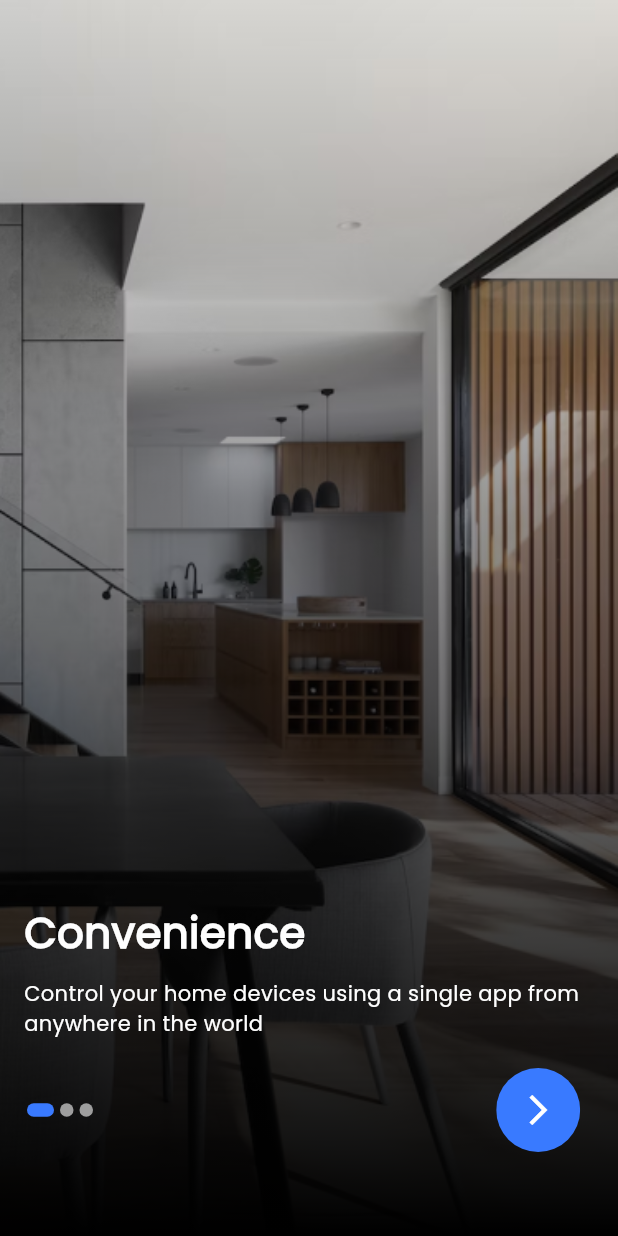
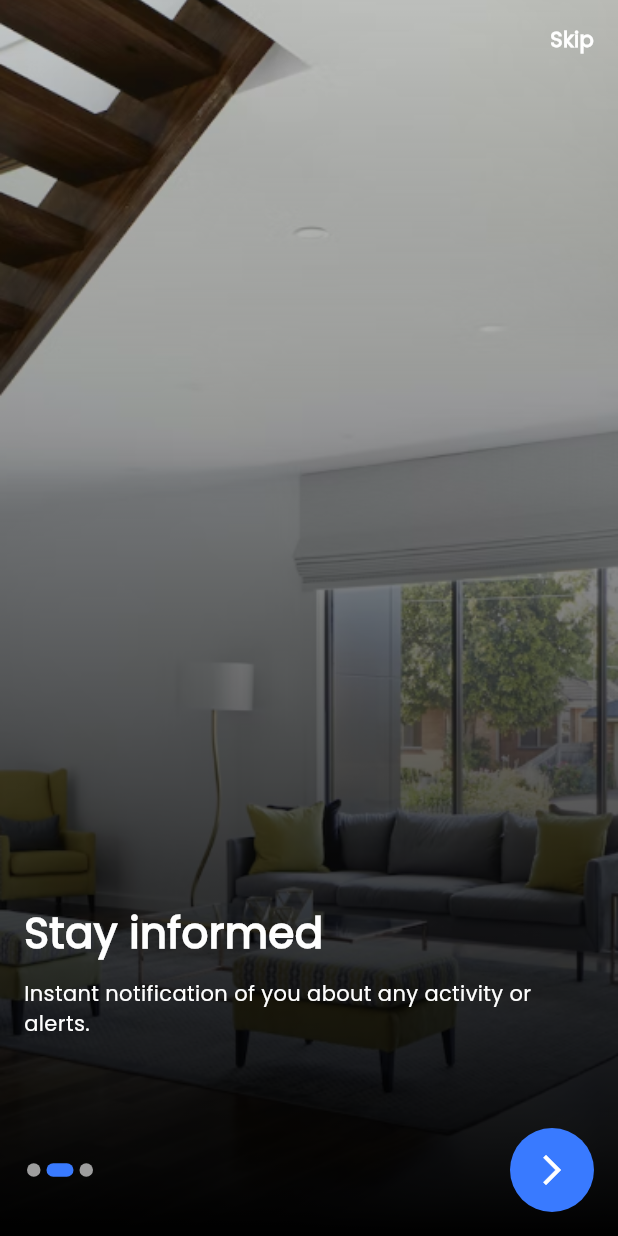
Before and after one commit to graduationproject273/graduatinproject, a Flutter app: the screen it shows after launch, after a tap on the "arrow forward ios" icon, on a phone screen of 412 x 824 dp. Run offline on Flutter 3.47's test engine with Material 3 defaults, Android fonts, the phone set to English and light mode, and no system bars; drawn by our look-alikes of dots_indicator.

Commit message:
End onboarding view

```diff
--- a/lib/constants/images.dart
+++ b/lib/constants/images.dart
@@ -4,13 +4,13 @@ class Assets {
 
   /// Assets for imagesOnboardingimagefirst
   /// assets/images/onboardingimagefirst.jpg
-  static const String imagesOnboardingimagefirst = "assets/images/onboardingimagefirst.jpg";
+  static const String imagesOnboardingimagefirst = "assets/images/onboardingimagethird.jpg";
 
   /// Assets for imagesOnboardingimagesecond
   /// assets/images/onboardingimagesecond.jpg
-  static const String imagesOnboardingimagesecond = "assets/images/onboardingimagesecond.jpg";
+  static const String imagesOnboardingimagesecond = "assets/images/onboardingimagefirst.jpg";
 
   /// Assets for imagesOnboardingimagethird
   /// assets/images/onboardingimagethird.jpg
-  static const String imagesOnboardingimagethird = "assets/images/onboardingimagethird.jpg";
+  static const String imagesOnboardingimagethird = "assets/images/onboardingimagesecond.jpg";
 }
--- a/lib/featrues/onbording/presentation/views/onboarding_view.dart
+++ b/lib/featrues/onbording/presentation/views/onboarding_view.dart
@@ -1,6 +1,5 @@
 import 'package:flutter/material.dart';
-import 'package:gradution/featrues/onbording/presentation/views/widgets/body_onboarding.dart';
-
+import 'package:gradution/featrues/onbording/presentation/views/widgets/onboaeding_view_body.dart';
 
 class OnboardingView extends StatelessWidget {
   const OnboardingView({
@@ -9,40 +8,7 @@ class OnboardingView extends StatelessWidget {
   @override
   Widget build(BuildContext context) {
     return Scaffold(
-
-     /* body: Stack(
-        children: [
-          // خلفية SVG
-          SvgPicture.asset(
-            Assets.imagesOnboardingimagethird,
-            width: double.infinity,
-            height: double.infinity,
-            fit: BoxFit.cover,
-          ),
-
-          // تدرج لوني فوق الخلفية
-          Container(
-            decoration: BoxDecoration(
-              gradient: LinearGradient(
-                colors: [
-                  Colors.transparent, // لون أغمق
-                  Colors.black, // شفاف
-                ],
-                begin: Alignment.topCenter, // يبدأ من الأعلى
-                end: Alignment.bottomCenter, // ينتهي في الأسفل
-              ),
-            ),
-          ),
-
-          // المحتوى فوق الخلفية
-        ],
-      ),*/
-
-
-    //  body: SafeArea(child: OnboaedingViewBody()),
-      body: const bodyOnboarding(),
+      body:  SafeArea(child: OnboaedingViewBody()),
     );
   }
 }
-
-// ignore: camel_case_types
--- a/lib/featrues/onbording/presentation/views/widgets/body_onboarding.dart
+++ b/lib/featrues/onbording/presentation/views/widgets/body_onboarding.dart
@@ -1,27 +1,28 @@
 import 'package:flutter/material.dart';
-import 'package:gradution/constants/images.dart';
-import 'package:gradution/featrues/onbording/presentation/views/widgets/button_and_indicators.dart';
+import 'package:gradution/core/routeing/routes.dart';
+import 'package:gradution/core/styles/textstyles.dart';
 import 'package:gradution/featrues/onbording/presentation/views/widgets/color_onboarding.dart';
 import 'package:gradution/featrues/onbording/presentation/views/widgets/texts_in_onboarding.dart';
 
-// ignore: camel_case_types
-class bodyOnboarding extends StatelessWidget {
-  const bodyOnboarding({
-    super.key,
+
+class BodyOnboarding extends StatelessWidget {
+  final String text1;
+  final String text2;
+  final bool isVisible;
+  final String image;
+  const BodyOnboarding({
+    super.key, required this.text1, required this.text2, required this.isVisible, required this.image,
   });
 
   @override
   Widget build(BuildContext context) {
     return Stack(
       children: [
-
-        Image.asset(Assets.imagesOnboardingimagethird,
+        Image.asset(image,
         width: double.infinity,
         height: double.infinity
         ,
         fit: BoxFit.cover,),
-
-
          Positioned(
           bottom: 0,
            child:const coloronboarding(),
@@ -31,29 +32,38 @@ class bodyOnboarding extends StatelessWidget {
             child: Padding(
               padding: const EdgeInsets.all(16.0),
               child: SizedBox(
-
                 height: MediaQuery.of(context).size.height * 0.25,
                 width: MediaQuery.of(context).size.width*.9,
                 child: Column(
                 children: [
                   TextsInOnboarding(
-                    text1: 'Convenience',
-                    text2:
-                        'Control your home devices using a single app from anywhere in the world',
+                    text1: text1,
+                    text2: text2,
                   ),
-                const  SizedBox(height: 20,),
-                  ButtonAndIndicators()
                 ],
                         ),
               ),
             ),
-          )
-
-
-        // المحتوى فوق الخلفية
+          ),
+            Visibility(
+                visible: isVisible,
+                child: GestureDetector(
+                  onTap: () {
+                    Navigator.pushNamed(context, Routes.login);
+                  },
+                  child: Padding(
+                    padding: const EdgeInsets.only(right: 16, top: 16),
+                    child: Row(
+                      mainAxisAlignment: MainAxisAlignment.end,
+                      children: [
+                        Text(
+                          'Skip', style: Textstyles.text2Inonboarding.copyWith(fontWeight: FontWeight.bold)),
+                      ],
+                    ),
+                  ),
+                ),
+              )
       ],
     );
   }
 }
-
-// ignore: camel_case_types
--- a/lib/featrues/onbording/presentation/views/widgets/button_and_indicators.dart
+++ b/lib/featrues/onbording/presentation/views/widgets/button_and_indicators.dart
@@ -4,16 +4,28 @@ import 'package:flutter/material.dart';
 import 'package:gradution/core/styles/colors.dart';
 
 class ButtonAndIndicators extends StatelessWidget {
-  const ButtonAndIndicators({super.key});
+  const ButtonAndIndicators({
+    super.key,
+    required this.position,
+    required this.animationController,
+    required this.onNextPressed,
+  });
+
+  final int position;
+  final AnimationController animationController;
+  final VoidCallback onNextPressed;
 
   @override
   Widget build(BuildContext context) {
     return Row(
       mainAxisAlignment: MainAxisAlignment.spaceBetween,
       children: [
-        DotsIndicator(
+        AnimatedBuilder(
+          animation: animationController,
+          builder: (context, child) {
+            return DotsIndicator(
               dotsCount: 3,
-          position: 0,
+              position: position,
               decorator: DotsDecorator(
                 activeColor: maincolor,
                 color: Colors.grey,
@@ -24,14 +36,16 @@ class ButtonAndIndicators extends StatelessWidget {
                   borderRadius: BorderRadius.circular(5.0),
                 ),
               ),
+            );
+          },
         ),
         ClipOval(
           child: Material(
             color: maincolor, // لون الزر
             child: InkWell(
-              onTap: () {},
+              onTap: onNextPressed, // استدعاء الوظيفة
               splashColor: Colors.white.withOpacity(0.2), // تأثير النقر
-              child: SizedBox(
+              child: const SizedBox(
                 width: 56, // العرض
                 height: 56, // الارتفاع
                 child: Icon(
--- a/lib/featrues/onbording/presentation/views/widgets/onboaeding_view_body.dart
+++ b/lib/featrues/onbording/presentation/views/widgets/onboaeding_view_body.dart
@@ -1,4 +1,8 @@
 import 'package:flutter/material.dart';
+import 'package:gradution/constants/images.dart';
+import 'package:gradution/core/routeing/routes.dart';
+import 'package:gradution/featrues/onbording/presentation/views/widgets/body_onboarding.dart';
+import 'package:gradution/featrues/onbording/presentation/views/widgets/button_and_indicators.dart';
 
 
 class OnboaedingViewBody extends StatefulWidget {
@@ -8,12 +12,24 @@ class OnboaedingViewBody extends StatefulWidget {
   State<OnboaedingViewBody> createState() => _OnboaedingViewBodyState();
 }
 
-class _OnboaedingViewBodyState extends State<OnboaedingViewBody> {
+class _OnboaedingViewBodyState extends State<OnboaedingViewBody> with SingleTickerProviderStateMixin {
 
   late PageController _pageController;
+   late AnimationController _animationController;
+  int currentPage = 0;
   @override
   void initState() {
     _pageController = PageController();
+
+    _animationController = AnimationController(
+      vsync: this,
+      duration: const Duration(milliseconds: 300), // مدة الحركة
+    );
+    _pageController.addListener(() {
+      setState(() {
+        currentPage = _pageController.page!.round();
+      });
+    });
     super.initState();
   }
 
@@ -24,18 +40,64 @@ class _OnboaedingViewBodyState extends State<OnboaedingViewBody> {
   }
 
   @override
+  @override
 Widget build(BuildContext context) {
-    return Column(
+  return Stack(
+    children: [
+      Column(
         children: [
           Expanded(
-          child:
-         PageView(
+            child: PageView(
               controller: _pageController,
+                onPageChanged: (index) {
+                  setState(() {
+                    currentPage = index;
+                    _animationController.forward(from: 0.0); // تحريك المؤشر عند التغيير
+                  });
+                },
               children: [
-
-         ])
+                BodyOnboarding(
+                  text1: 'Convenience',
+                  text2:
+                      'Control your home devices using a single app from anywhere in the world',
+                  isVisible: true,
+                  image: Assets.imagesOnboardingimagefirst,
+                ),
+                BodyOnboarding(
+                  text1: 'Stay informed',
+                  text2:
+                      'Instant notification of you about any activity or alerts.',
+                  isVisible: true,
+                  image: Assets.imagesOnboardingimagesecond,
+                ),
+                BodyOnboarding(
+                  text1: 'Automate',
+                  text2:
+                      'Switch through different scenes and quick action for fast management of your home.',
+                  isVisible: false,
+                  image: Assets.imagesOnboardingimagethird,
+                ),
+              ],
+            ),
+          ),
+        ],
+      ),
+      Positioned(
+        bottom: 16,
+        left: 16,
+        right: 16,
+        child: ButtonAndIndicators(position: currentPage, onNextPressed: () {
+          if (currentPage == 2) {
+             Navigator.pushNamed(context, Routes.login);
+          }
+          _pageController.nextPage(
+            duration: const Duration(milliseconds: 300),
+            curve: Curves.easeIn,
+          );
+         }, animationController: _animationController,),
       ),
     ],
   );
 }
+
   }
```
Also changed, not shown: pubspec.lock, 4 other files. Lines whose indentation alone changed are shown as unchanged.
